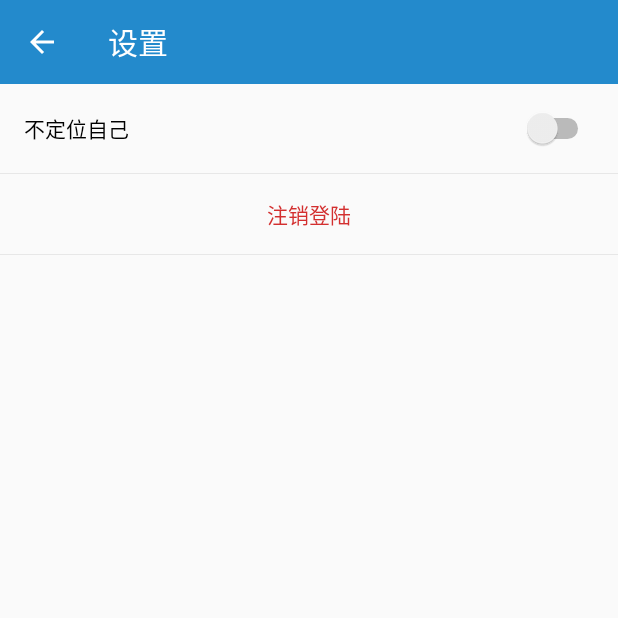
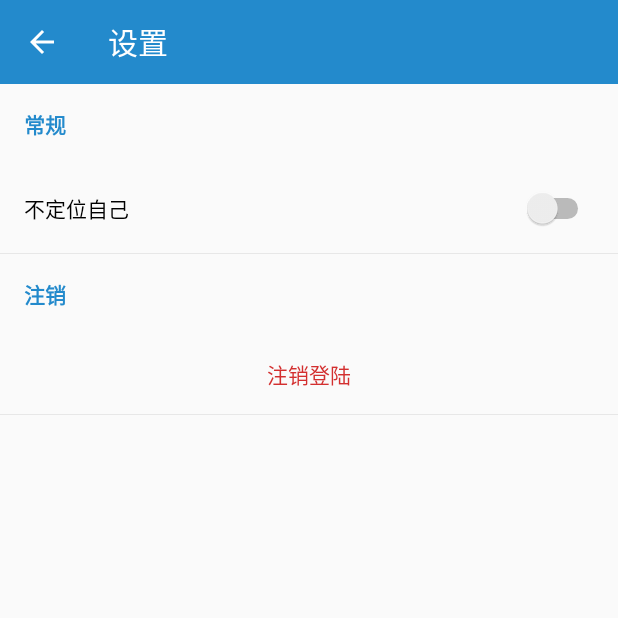
Before and after one commit to MichaelLynn1996/GCUBusStudentClient, an Android app: the SettingActivity screen opened directly, with no data from a screen before it, on a phone screen of 412 x 824 dp, the top half of it. Run offline under Robolectric (Android 15) with nearby library versions, the light colour scheme and no system bars; network calls fail.

Commit message:
Still nothing change.

```diff
--- a/app/src/main/res/layout/activity_setting.xml
+++ b/app/src/main/res/layout/activity_setting.xml
@@ -14,12 +14,39 @@
                 android:showDividers="middle|end"
                 android:divider="@android:drawable/divider_horizontal_bright">
 
+                <LinearLayout
+                    android:layout_width="match_parent"
+                    android:layout_height="wrap_content"
+                    android:orientation="vertical">
+
+                    <TextView
+                        android:layout_width="match_parent"
+                        android:layout_height="wrap_content"
+                        android:layout_margin="@dimen/margin"
+                        android:text="@string/normal"
+                        android:textStyle="bold"
+                        android:textColor="@color/colorPrimary" />
+
                     <Switch
                         android:id="@+id/sw_locate"
                         android:layout_width="match_parent"
                         android:layout_height="wrap_content"
                         android:layout_margin="@dimen/margin"
                         android:text="@string/not_locate_me" />
+                </LinearLayout>
+
+                <LinearLayout
+                    android:layout_width="match_parent"
+                    android:layout_height="wrap_content"
+                    android:orientation="vertical">
+
+                    <TextView
+                        android:layout_width="match_parent"
+                        android:layout_height="wrap_content"
+                        android:layout_margin="@dimen/margin"
+                        android:text="@string/logout1"
+                        android:textStyle="bold"
+                        android:textColor="@color/colorPrimary" />
 
                     <TextView
                         android:id="@+id/tv_logout"
@@ -29,6 +56,7 @@
                         android:gravity="center"
                         android:text="@string/logout"
                         android:textColor="@color/red" />
+                </LinearLayout>
 
             </LinearLayout>
         </ScrollView>
--- a/app/src/main/res/values/strings.xml
+++ b/app/src/main/res/values/strings.xml
@@ -31,6 +31,8 @@
 
     <string name="setting">设置</string>
     <string name="exit_logoff">关于 &amp; 退出</string>
+    <string name="normal">常规</string>
+    <string name="logout1">注销</string>
 
     <!--  错误信息 -->
     <string name="wrong_unknown">未知错误</string>
```
Lines whose indentation alone changed are shown as unchanged.
